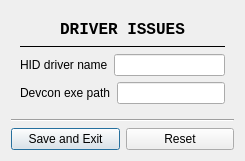
First picture: the form in assets/settings.ui, repository shadezee/ShadeUtil, before the edit.
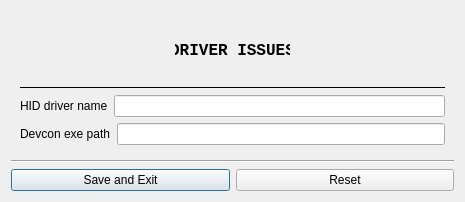
Second picture: the form after the edit.

```diff
--- a/assets/settings.ui
+++ b/assets/settings.ui
@@ -6,8 +6,8 @@
    <rect>
     <x>0</x>
     <y>0</y>
-    <width>323</width>
-    <height>294</height>
+    <width>465</width>
+    <height>202</height>
    </rect>
   </property>
   <property name="sizePolicy">
@@ -16,20 +16,56 @@
     <verstretch>0</verstretch>
    </sizepolicy>
   </property>
+  <property name="minimumSize">
+   <size>
+    <width>465</width>
+    <height>202</height>
+   </size>
+  </property>
+  <property name="maximumSize">
+   <size>
+    <width>465</width>
+    <height>202</height>
+   </size>
+  </property>
   <property name="windowTitle">
    <string>Settings</string>
   </property>
   <layout class="QVBoxLayout" name="verticalLayout_2">
    <property name="sizeConstraint">
-    <enum>QLayout::SetFixedSize</enum>
+    <enum>QLayout::SetNoConstraint</enum>
    </property>
    <item>
-    <layout class="QVBoxLayout" name="verticalLayout" stretch="31,0,0">
+    <layout class="QVBoxLayout" name="verticalLayout" stretch="0,0,0">
      <item>
       <widget class="QWidget" name="widget" native="true">
-       <layout class="QVBoxLayout" name="verticalLayout_3">
+       <layout class="QVBoxLayout" name="verticalLayout_3" stretch="1,2,2,2">
+        <property name="sizeConstraint">
+         <enum>QLayout::SetMaximumSize</enum>
+        </property>
+        <item>
+         <widget class="QWidget" name="widget_2" native="true">
+          <layout class="QHBoxLayout" name="horizontalLayout_4">
         <item>
          <widget class="QLabel" name="label">
+             <property name="sizePolicy">
+              <sizepolicy hsizetype="Fixed" vsizetype="Fixed">
+               <horstretch>0</horstretch>
+               <verstretch>0</verstretch>
+              </sizepolicy>
+             </property>
+             <property name="minimumSize">
+              <size>
+               <width>115</width>
+               <height>34</height>
+              </size>
+             </property>
+             <property name="maximumSize">
+              <size>
+               <width>115</width>
+               <height>34</height>
+              </size>
+             </property>
           <property name="font">
            <font>
             <family>Consolas</family>
@@ -43,6 +79,9 @@
           <property name="alignment">
            <set>Qt::AlignCenter</set>
           </property>
+            </widget>
+           </item>
+          </layout>
          </widget>
         </item>
         <item>
```
Lines whose indentation alone changed are shown as unchanged.
